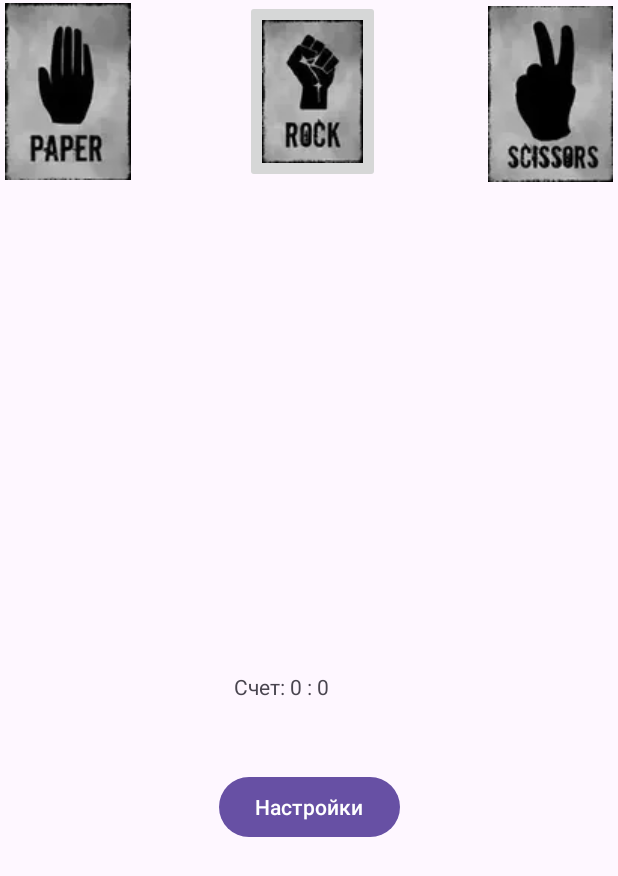
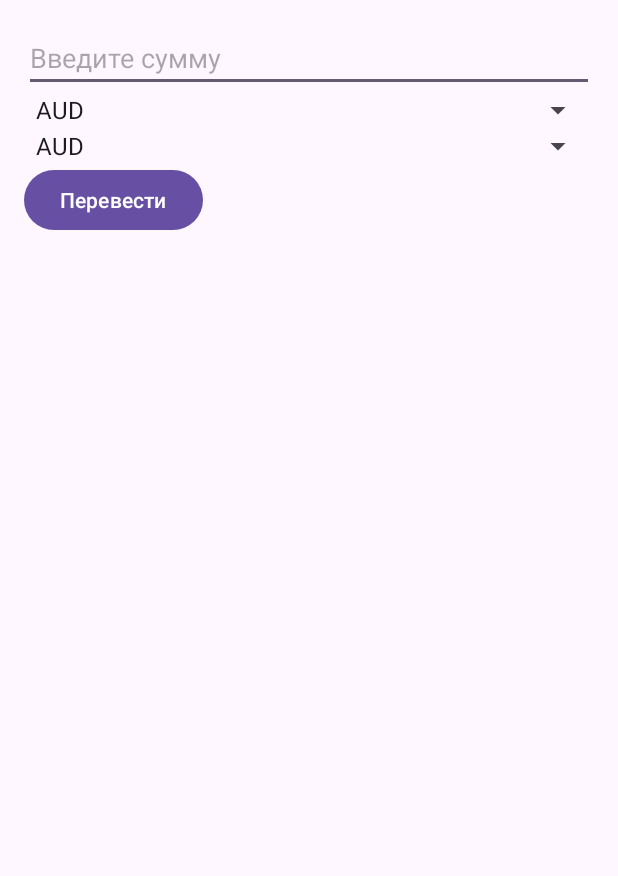
Before and after one commit to Akhazriil/Mobile, an Android app: the screen it shows after launch (MainActivity), on a phone screen of 412 x 824 dp. Shown: the top 876 px of the screen. Run offline under Robolectric (Android 15) with nearby library versions, the phone set to English and light mode, and no system bars.

Commit message:
закончил 3 лабораторную

```diff
--- a/app/src/main/AndroidManifest.xml
+++ b/app/src/main/AndroidManifest.xml
@@ -1,6 +1,8 @@
 <?xml version="1.0" encoding="utf-8"?>
 <manifest xmlns:android="http://schemas.android.com/apk/res/android"
     xmlns:tools="http://schemas.android.com/tools">
+
+    <uses-permission android:name="android.permission.INTERNET" />
 
     <application
         android:allowBackup="true"
@@ -20,7 +22,6 @@
             android:exported="true">
             <intent-filter>
                 <action android:name="android.intent.action.MAIN" />
-
                 <category android:name="android.intent.category.LAUNCHER" />
             </intent-filter>
         </activity>
--- a/app/src/main/java/com/example/mobileapp/MainActivity.java
+++ b/app/src/main/java/com/example/mobileapp/MainActivity.java
@@ -1,118 +1,113 @@
 package com.example.mobileapp;
 
-import android.content.Intent;
+import android.os.AsyncTask;
 import android.os.Bundle;
 import android.view.View;
+import android.widget.AdapterView;
+import android.widget.ArrayAdapter;
+import android.widget.Button;
+import android.widget.EditText;
+import android.widget.Spinner;
 import android.widget.TextView;
-import android.widget.Toast;
 import androidx.appcompat.app.AppCompatActivity;
+import org.w3c.dom.Document;
+import org.w3c.dom.Element;
+import org.w3c.dom.NodeList;
+import javax.xml.parsers.DocumentBuilder;
+import javax.xml.parsers.DocumentBuilderFactory;
+import java.io.InputStream;
+import java.net.HttpURLConnection;
+import java.net.URL;
 import java.util.HashMap;
-import java.util.Map;
-import java.util.Objects;
 
 public class MainActivity extends AppCompatActivity {
-    int human_score = 0;
-    int computer_score = 0;
-    int max_score = 5; // По умолчанию максимальное количество очков
+
+    private EditText amountEditText;
+    private Spinner fromCurrencySpinner;
+    private Spinner toCurrencySpinner;
+    private Button convertButton;
+    private TextView resultTextView;
+
+    private HashMap<String, Double> currencyRates = new HashMap<>();
+    private String[] currencies = {"AUD", "AZN", "GBP", "AMD", "BYN", "BGN", "BRL", "HUF", "VND", "HKD", "GEL", "DKK", "AED", "USD", "EUR", "RUB"}; // Добавил "RUB"
 
     @Override
     protected void onCreate(Bundle savedInstanceState) {
         super.onCreate(savedInstanceState);
         setContentView(R.layout.activity_main);
 
-        // Получаем лимит очков из настроек, если он был изменен
-        Intent intent = getIntent();
-        if (intent != null && intent.hasExtra("max_score")) {
-            max_score = intent.getIntExtra("max_score", 5);
+        amountEditText = findViewById(R.id.amountEditText);
+        fromCurrencySpinner = findViewById(R.id.fromCurrencySpinner);
+        toCurrencySpinner = findViewById(R.id.toCurrencySpinner);
+        convertButton = findViewById(R.id.convertButton);
+        resultTextView = findViewById(R.id.resultTextView);
+
+        ArrayAdapter<String> adapter = new ArrayAdapter<>(this, android.R.layout.simple_spinner_item, currencies);
+        adapter.setDropDownViewResource(android.R.layout.simple_spinner_dropdown_item);
+        fromCurrencySpinner.setAdapter(adapter);
+        toCurrencySpinner.setAdapter(adapter);
+
+        new FetchCurrencyRatesTask().execute();
+
+        convertButton.setOnClickListener(new View.OnClickListener() {
+            @Override
+            public void onClick(View v) {
+                convertCurrency();
+            }
+        });
+    }
+
+    private void convertCurrency() {
+        double amount = Double.parseDouble(amountEditText.getText().toString());
+        String fromCurrency = fromCurrencySpinner.getSelectedItem().toString();
+        String toCurrency = toCurrencySpinner.getSelectedItem().toString();
+
+        double fromRate = currencyRates.get(fromCurrency);
+        double toRate = currencyRates.get(toCurrency);
+
+        double result = amount * (toRate / fromRate);
+        resultTextView.setText(String.format("%.2f %s", result, toCurrency));
+    }
+
+    private class FetchCurrencyRatesTask extends AsyncTask<Void, Void, HashMap<String, Double>> {
+        @Override
+        protected HashMap<String, Double> doInBackground(Void... voids) {
+            try {
+                URL url = new URL("https://www.cbr.ru/scripts/XML_daily.asp");
+                HttpURLConnection connection = (HttpURLConnection) url.openConnection();
+                connection.setRequestMethod("GET");
+                connection.connect();
+
+                InputStream inputStream = connection.getInputStream();
+                DocumentBuilderFactory factory = DocumentBuilderFactory.newInstance();
+                DocumentBuilder builder = factory.newDocumentBuilder();
+                Document document = builder.parse(inputStream);
+
+                NodeList nodeList = document.getElementsByTagName("Valute");
+                HashMap<String, Double> rates = new HashMap<>();
+
+                for (int i = 0; i < nodeList.getLength(); i++) {
+                    Element element = (Element) nodeList.item(i);
+                    String charCode = element.getElementsByTagName("CharCode").item(0).getTextContent();
+                    String value = element.getElementsByTagName("Value").item(0).getTextContent().replace(',', '.');
+                    rates.put(charCode, Double.parseDouble(value));
+                }
+
+                // Добавляем курс рубля как 1, поскольку мы используем его в качестве базовой валюты
+                rates.put("RUB", 1.0);
+
+                return rates;
+            } catch (Exception e) {
+                e.printStackTrace();
+                return null;
+            }
+        }
+
+        @Override
+        protected void onPostExecute(HashMap<String, Double> rates) {
+            if (rates != null) {
+                currencyRates.putAll(rates);
+            }
         }
     }
-
-    public void buttonScissors(View view) {
-        resultHandler("Scissors");
-    }
-
-    public void buttonRock(View view) {
-        resultHandler("Rock");
-    }
-
-    public void buttonPaper(View view) {
-        resultHandler("Paper");
-    }
-
-    private void resultHandler(String object_value) {
-        int int_result = actionHandler(object_value);
-        TextView textView = findViewById(R.id.score);
-        String score;
-
-        if (int_result == 1) {
-            human_score += 1;
-            Toast.makeText(this, "Вы выиграли раунд!", Toast.LENGTH_SHORT).show();
-        } else if (int_result == -1) {
-            computer_score += 1;
-            Toast.makeText(this, "Вы проиграли раунд!", Toast.LENGTH_SHORT).show();
-        } else {
-            Toast.makeText(this, "Ничья!", Toast.LENGTH_SHORT).show();
-        }
-
-        score = "Счет: " + human_score + " : " + computer_score;
-        textView.setText(score);
-
-        checkGameOver();
-    }
-
-    private void checkGameOver() {
-        if (human_score >= max_score) {
-            Toast.makeText(this, "Вы выиграли игру!", Toast.LENGTH_LONG).show();
-            resetGame();
-        } else if (computer_score >= max_score) {
-            Toast.makeText(this, "Компьютер выиграл игру!", Toast.LENGTH_LONG).show();
-            resetGame();
-        }
-    }
-
-    private void resetGame() {
-        human_score = 0;
-        computer_score = 0;
-        TextView textView = findViewById(R.id.score);
-        textView.setText("Счет: 0 : 0");
-    }
-
-    private static int actionHandler(String human_action) {
-        String computer_action = computerAction();
-        if (Objects.equals(computer_action, human_action)) {
-            return 0; // ничья
-        }
-
-        switch (human_action) {
-            case "Rock":
-                return (Objects.equals(computer_action, "Scissors") ? 1 : -1);
-            case "Paper":
-                return (Objects.equals(computer_action, "Rock") ? 1 : -1);
-            case "Scissors":
-                return (Objects.equals(computer_action, "Paper") ? 1 : -1);
-        }
-        return 0;
-    }
-
-    private static String computerAction() {
-        int random_number = getRandom();
-        return getDictionary(random_number);
-    }
-
-    private static String getDictionary(int human_key) {
-        Map<String, String> action_dict = new HashMap<>();
-        action_dict.put("1", "Scissors");
-        action_dict.put("2", "Rock");
-        action_dict.put("3", "Paper");
-        return action_dict.get(Integer.toString(human_key));
-    }
-
-    private static int getRandom() {
-        return (int) ((3 * Math.random()) + 1);
-    }
-
-    public void openSettings(View view) {
-        Intent intent = new Intent(this, SettingsActivity.class);
-        startActivity(intent);
-    }
 }
--- a/app/src/main/res/layout/activity_main.xml
+++ b/app/src/main/res/layout/activity_main.xml
@@ -1,62 +1,35 @@
-<?xml version="1.0" encoding="utf-8"?>
-<androidx.constraintlayout.widget.ConstraintLayout xmlns:android="http://schemas.android.com/apk/res/android"
-    xmlns:app="http://schemas.android.com/apk/res-auto"
-    xmlns:tools="http://schemas.android.com/tools"
-    android:id="@+id/main"
+<LinearLayout xmlns:android="http://schemas.android.com/apk/res/android"
     android:layout_width="match_parent"
     android:layout_height="match_parent"
-    tools:context=".MainActivity">
+    android:orientation="vertical"
+    android:padding="16dp">
 
-    <ImageButton
-        android:id="@+id/buttonPaper"
-        android:layout_width="90dp"
-        android:layout_height="122dp"
-        android:onClick="buttonPaper"
-        app:layout_constraintStart_toStartOf="parent"
-        app:layout_constraintTop_toTopOf="parent"
-        app:srcCompat="@drawable/papa"
-        android:contentDescription="@string/paper_button_description"/>
+    <EditText
+        android:id="@+id/amountEditText"
+        android:layout_width="match_parent"
+        android:layout_height="wrap_content"
+        android:hint="Введите сумму" />
 
-    <ImageButton
-        android:id="@+id/buttonRock"
-        android:layout_width="90dp"
-        android:layout_height="122dp"
-        android:layout_marginStart="4dp"
-        android:onClick="buttonRock"
-        app:layout_constraintEnd_toStartOf="@+id/buttonScissors"
-        app:layout_constraintStart_toEndOf="@+id/buttonPaper"
-        app:layout_constraintTop_toTopOf="parent"
-        app:srcCompat="@drawable/srock"
-        android:contentDescription="@string/rock_button_description"/>
+    <Spinner
+        android:id="@+id/fromCurrencySpinner"
+        android:layout_width="match_parent"
+        android:layout_height="wrap_content" />
 
-    <ImageButton
-        android:id="@+id/buttonScissors"
-        android:layout_width="90dp"
-        android:layout_height="125dp"
-        android:onClick="buttonScissors"
-        app:layout_constraintEnd_toEndOf="parent"
-        app:layout_constraintTop_toTopOf="parent"
-        app:srcCompat="@drawable/scikit"
-        android:contentDescription="@string/scissors_button_description"/>
+    <Spinner
+        android:id="@+id/toCurrencySpinner"
+        android:layout_width="match_parent"
+        android:layout_height="wrap_content" />
+
+    <Button
+        android:id="@+id/convertButton"
+        android:layout_width="wrap_content"
+        android:layout_height="wrap_content"
+        android:text="Перевести" />
 
     <TextView
-        android:id="@+id/score"
-        android:layout_width="100dp"
-        android:layout_height="50dp"
-        android:text="Счет: 0 : 0"
-        app:layout_constraintBottom_toBottomOf="parent"
-        app:layout_constraintEnd_toEndOf="parent"
-        app:layout_constraintStart_toStartOf="parent"
-        app:layout_constraintTop_toBottomOf="@+id/buttonRock" />
-
-    <Button
-        android:id="@+id/settings_button"
-        android:layout_width="wrap_content"
+        android:id="@+id/resultTextView"
+        android:layout_width="match_parent"
         android:layout_height="wrap_content"
-        android:text="Настройки"
-        android:onClick="openSettings"
-        app:layout_constraintTop_toBottomOf="@+id/score"
-        app:layout_constraintStart_toStartOf="parent"
-        app:layout_constraintEnd_toEndOf="parent"
-        android:layout_marginTop="16dp"/>
-</androidx.constraintlayout.widget.ConstraintLayout>
+        android:textSize="18sp"
+        android:paddingTop="16dp" />
+</LinearLayout>
--- a/app/src/main/res/values/strings.xml
+++ b/app/src/main/res/values/strings.xml
@@ -3,4 +3,8 @@
     <string name="rock_button_description">rock</string>
     <string name="scissors_button_description">scissors</string>
     <string name="paper_button_description">paper</string>
+    <string name="firstInput">Из</string>
+    <string name="secondInput">В</string>
+    <string name="converter">Перевести</string>
+    <string name="conversionResult" />
 </resources>
```
Also changed, not shown: app/src/main/java/com/example/mobileapp/Converter.java (added, +47 -0 lines), app/src/main/java/com/example/mobileapp/SettingsActivity.java (deleted, +0 -25 lines), app/src/main/res/layout/activity_settings.xml (deleted, +0 -29 lines).
